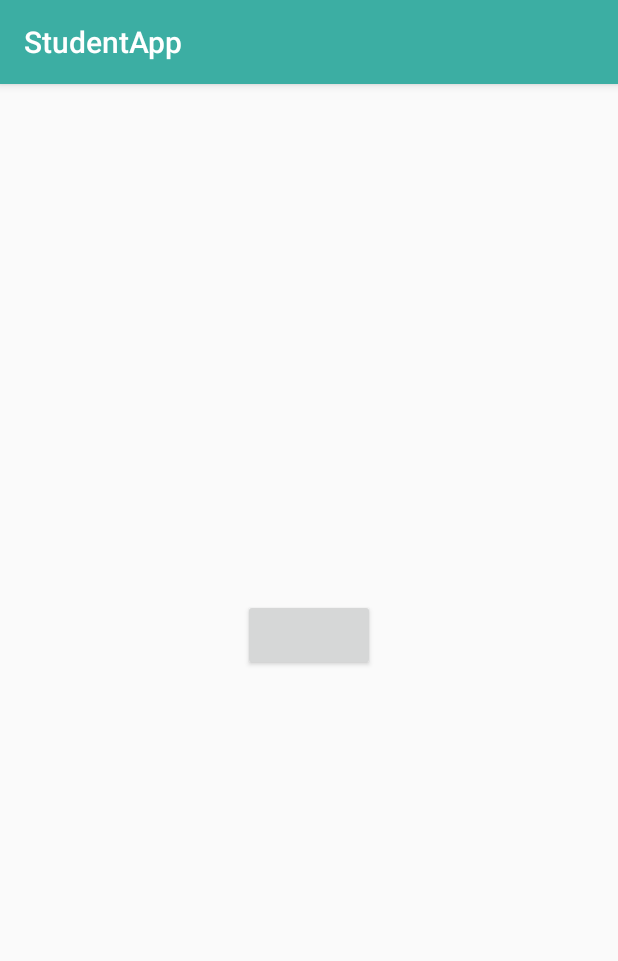
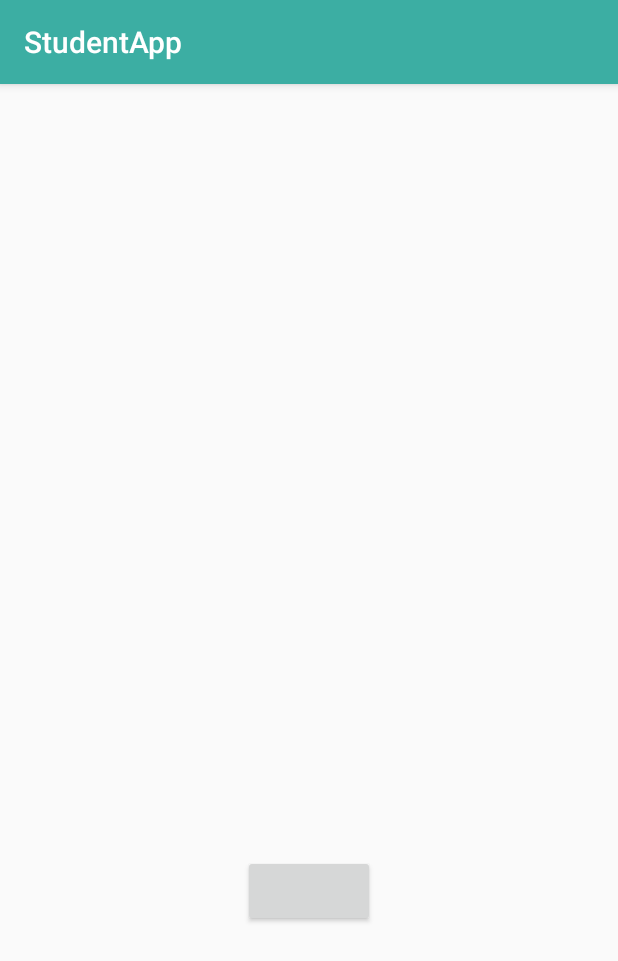
Before and after one commit to FabianRamirez03/StudentApp, an Android app: the FacebookActivity screen opened directly, with no data from a screen before it, on a phone screen of 412 x 824 dp. Shown: the top 961 px of the screen. Run offline under Robolectric (Android 15) with nearby library versions, the phone set to English and light mode, and no system bars; our stand-ins replace Picasso; libraries missing offline, so code that uses them is left out: com.facebook, com.facebook.login; plain views replace LoginButton; pictures from the network do not load; 5 statements that could not run were skipped.

Commit message:
Can now connect to Facebook

```diff
--- a/app/src/main/java/com/example/ramir/studentapp/FacebookActivity.java
+++ b/app/src/main/java/com/example/ramir/studentapp/FacebookActivity.java
@@ -1,5 +1,7 @@
 package com.example.ramir.studentapp;
 
+import android.app.ProgressDialog;
+import android.content.Intent;
 import android.content.pm.PackageInfo;
 import android.content.pm.PackageManager;
 import android.content.pm.Signature;
@@ -7,18 +9,112 @@ import android.os.Bundle;
 import android.support.v7.app.AppCompatActivity;
 import android.util.Base64;
 import android.util.Log;
+import android.widget.ImageView;
+import android.widget.TextView;
 
+import com.facebook.AccessToken;
+import com.facebook.CallbackManager;
+import com.facebook.FacebookCallback;
+import com.facebook.FacebookException;
+import com.facebook.GraphRequest;
+import com.facebook.login.LoginResult;
+import com.facebook.login.widget.LoginButton;
+import com.squareup.picasso.Picasso;
+
+import org.json.JSONException;
+import org.json.JSONObject;
+
+import java.net.MalformedURLException;
+import java.net.URL;
 import java.security.MessageDigest;
 import java.security.NoSuchAlgorithmException;
+import java.util.Arrays;
 
 public class FacebookActivity extends AppCompatActivity {
+
+    CallbackManager callbackManager;
+    TextView txtEmail, txtBirthday, txtFriends;
+    ProgressDialog mDialog;
+    ImageView imgAvatar;
+
+    @Override
+    protected void onActivityResult(int requestCode, int resultCode, Intent data) {
+        super.onActivityResult(requestCode, resultCode, data);
+        callbackManager.onActivityResult(requestCode, resultCode, data);
+    }
 
     @Override
     protected void onCreate(Bundle savedInstanceState) {
         super.onCreate(savedInstanceState);
         setContentView(R.layout.activity_facebook);
 
-        printKeyHash();
+        callbackManager = CallbackManager.Factory.create();
+
+
+        txtBirthday = (TextView) findViewById(R.id.textBirthday);
+        txtEmail = (TextView) findViewById(R.id.textEmail);
+        txtFriends = (TextView) findViewById(R.id.textFriends);
+
+        imgAvatar = (ImageView)findViewById(R.id.avatar);
+
+        LoginButton loginButton = (LoginButton) findViewById(R.id.login_button);
+        loginButton.setReadPermissions(Arrays.asList("public_profile", "email", "user_birthday", "user_friends"));
+
+        loginButton.registerCallback(callbackManager, new FacebookCallback<LoginResult>() {
+            @Override
+            public void onSuccess(LoginResult loginResult) {
+                mDialog = new ProgressDialog(FacebookActivity.this);
+                mDialog.setMessage("Recuperando información...");
+                mDialog.show();
+
+                String accesstoken = loginResult.getAccessToken().getToken();
+
+                GraphRequest request = GraphRequest.newMeRequest(loginResult.getAccessToken(), (object, response) ->  {
+                    mDialog.dismiss();
+                    Log.i("INFO", response.toString());
+                    getData(object);
+                });
+
+                //Request Graph API
+                Bundle parameters = new Bundle();
+                parameters.putString("fields", "id, email, birthday, friends");
+                request.setParameters(parameters);
+                request.executeAsync();
+            }
+
+            @Override
+            public void onCancel() {
+
+            }
+
+            @Override
+            public void onError(FacebookException error) {
+
+            }
+        });
+
+        //if already login
+        if (AccessToken.getCurrentAccessToken() != null){
+            //Just set user Id
+            txtEmail.setText(AccessToken.getCurrentAccessToken().getUserId());
+        }
+    }
+
+    private void getData(JSONObject object) {
+        try {
+            URL profile_picture = new URL("https://graph.facebook.com/" + object.getString("id")+ "/picture?width=250&height=250");
+
+            Picasso.with(this).load(profile_picture.toString()).into(imgAvatar);
+
+            txtEmail.setText(object.getString("email"));
+            txtBirthday.setText(object.getString("birthday"));
+            txtFriends.setText(object.getString("Friends: " + object.getJSONObject("fiends").getJSONObject("summary").getString("total_count")));
+
+        } catch (MalformedURLException e) {
+            e.printStackTrace();
+        } catch (JSONException e) {
+            e.printStackTrace();
+        }
     }
 
     private void printKeyHash() {
@@ -27,7 +123,7 @@ public class FacebookActivity extends AppCompatActivity {
             for(Signature signature:info.signatures){
                 MessageDigest md = MessageDigest.getInstance("SHA");
                 md.update(signature.toByteArray());
-                Log.d("KeyHash", Base64.encodeToString(md.digest(), Base64.DEFAULT));
+                Log.i("INFO",Base64.encodeToString(md.digest(), Base64.DEFAULT));
             }
         } catch (PackageManager.NameNotFoundException e) {
             e.printStackTrace();
--- a/app/src/main/res/layout/activity_facebook.xml
+++ b/app/src/main/res/layout/activity_facebook.xml
@@ -4,26 +4,19 @@
     xmlns:tools="http://schemas.android.com/tools"
     android:layout_width="match_parent"
     android:layout_height="match_parent"
-    tools:context=".FacebookActivity">
+    android:layout_gravity="center_horizontal"
+    tools:context="com.example.ramir.studentapp.FacebookActivity">
 
     <LinearLayout
         android:layout_width="match_parent"
-        android:layout_height="match_parent"
-        android:layout_alignParentStart="true"
-        android:layout_alignParentTop="true"
+        android:layout_height="wrap_content"
+        android:layout_centerInParent="true"
         android:orientation="vertical">
 
         <ImageView
             android:id="@+id/avatar"
             android:layout_width="250dp"
             android:layout_height="250dp"
-            android:layout_marginStart="8dp"
-            android:layout_marginTop="8dp"
-            android:layout_marginEnd="8dp"
-            android:layout_marginBottom="8dp"
-            app:layout_constraintBottom_toBottomOf="parent"
-            app:layout_constraintEnd_toEndOf="parent"
-            app:layout_constraintStart_toStartOf="parent"
             app:layout_constraintTop_toTopOf="parent" />
 
         <TextView
@@ -44,12 +37,6 @@
             android:layout_height="wrap_content"
             android:layout_gravity="center_horizontal" />
 
-        <TextView
-            android:id="@+id/textName"
-            android:layout_width="wrap_content"
-            android:layout_height="wrap_content"
-            android:layout_gravity="center_horizontal" />
-
         <com.facebook.login.widget.LoginButton
             android:id="@+id/login_button"
             android:layout_width="wrap_content"
--- a/app/src/main/res/layout/activity_sign_up.xml
+++ b/app/src/main/res/layout/activity_sign_up.xml
@@ -29,6 +29,7 @@
         android:layout_marginEnd="8dp"
         android:layout_marginBottom="8dp"
         android:layout_weight="1"
+        android:onClick="openFacebookActivity"
         app:layout_constraintBottom_toBottomOf="parent"
         app:layout_constraintEnd_toEndOf="parent"
         app:layout_constraintStart_toStartOf="parent"
--- a/app/src/main/res/values/strings.xml
+++ b/app/src/main/res/values/strings.xml
@@ -2,6 +2,6 @@
     <string name="app_name">StudentApp</string>
     <string name="student_app_icon">StudentAppIcon</string>
     <string name="password">Password</string>
-    <string name="facebook_app_id">add late</string>
-    <string name="facebook_login_protocol_scheme">add late</string>
+    <string name="facebook_app_id">566647190461982</string>
+    <string name="facebook_login_protocol_scheme">fb566647190461982</string>
 </resources>
--- a/build.gradle
+++ b/build.gradle
@@ -5,6 +5,7 @@ buildscript {
     repositories {
         google()
         jcenter()
+        mavenCentral()
     }
     dependencies {
         classpath 'com.android.tools.build:gradle:3.2.1'
@@ -19,6 +20,7 @@ allprojects {
     repositories {
         google()
         jcenter()
+        mavenCentral()
     }
 }
 
```
